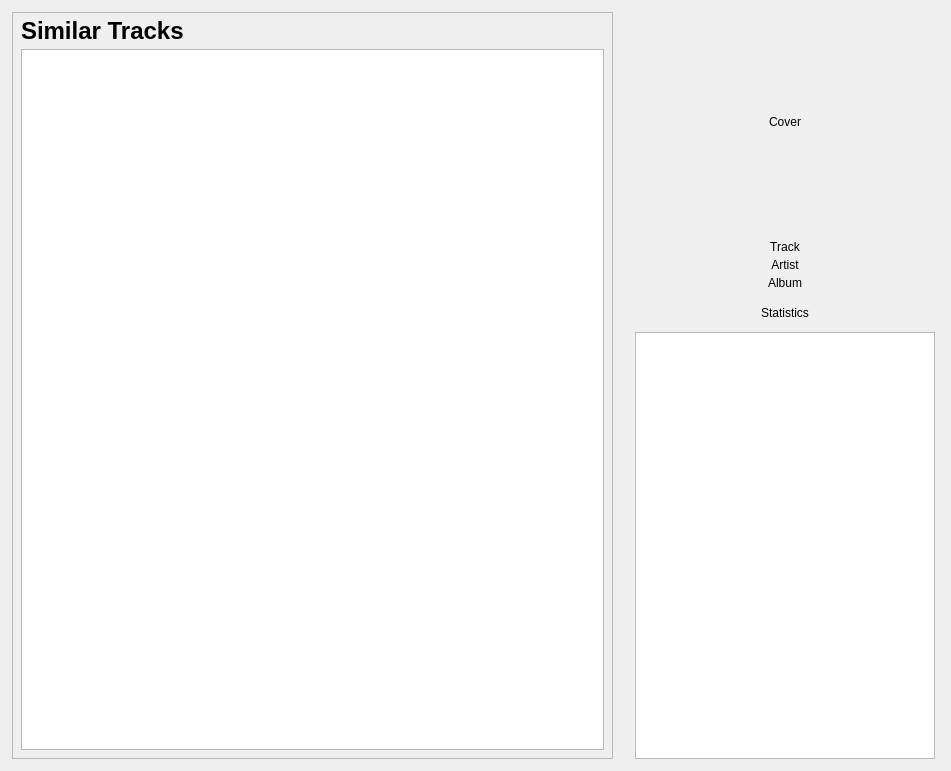
Above: src/libtomahawk/widgets/infowidgets/TrackInfoWidget.ui from tomahawk-player/tomahawk before the change. Below: the same form after it.
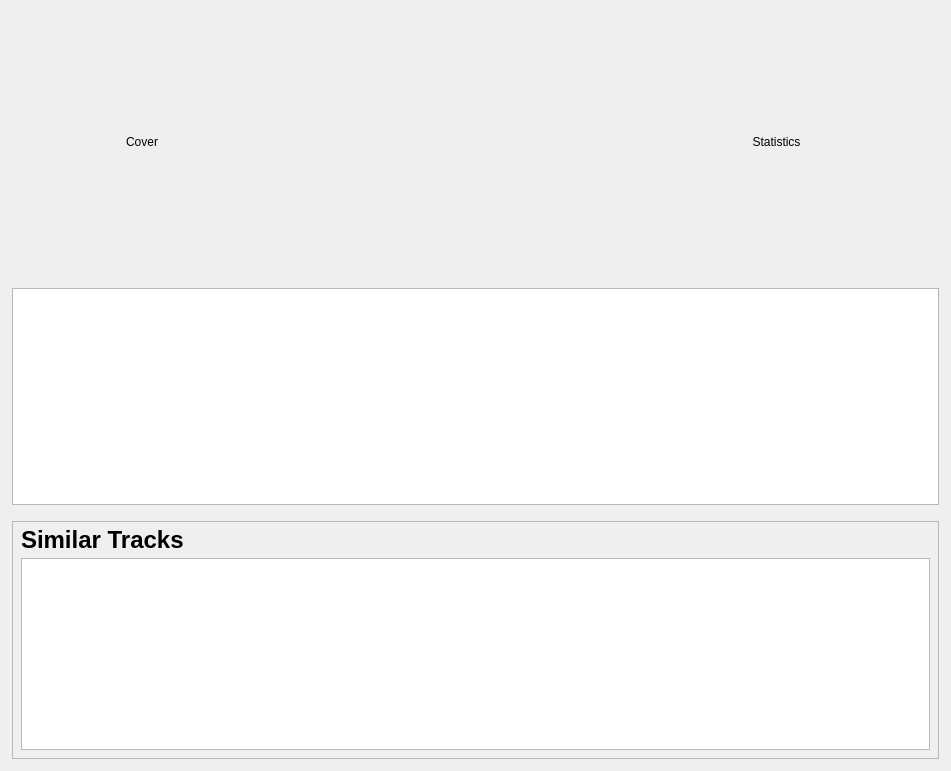
That is the form after the change. Custom widgets are drawn as their Qt base class.

Commit message: * New Track page layout.

Patch:
```diff
--- a/src/libtomahawk/widgets/infowidgets/TrackInfoWidget.ui
+++ b/src/libtomahawk/widgets/infowidgets/TrackInfoWidget.ui
@@ -13,38 +13,99 @@
   <property name="windowTitle">
    <string>Form</string>
   </property>
-  <layout class="QVBoxLayout" name="verticalLayout_4">
+  <layout class="QVBoxLayout" name="verticalLayout">
+   <property name="spacing">
+    <number>16</number>
+   </property>
    <property name="margin">
-    <number>0</number>
+    <number>12</number>
    </property>
    <item>
-    <layout class="QHBoxLayout" name="horizontalLayout_3">
-     <property name="leftMargin">
-      <number>12</number>
+    <layout class="QHBoxLayout" name="horizontalLayout">
+     <property name="spacing">
+      <number>16</number>
      </property>
-     <property name="topMargin">
+     <property name="margin">
       <number>0</number>
      </property>
-     <property name="rightMargin">
-      <number>0</number>
-     </property>
-     <property name="bottomMargin">
-      <number>0</number>
-     </property>
+     <item>
+      <widget class="PlayableCover" name="cover">
+       <property name="sizePolicy">
+        <sizepolicy hsizetype="Fixed" vsizetype="Fixed">
+         <horstretch>0</horstretch>
+         <verstretch>0</verstretch>
+        </sizepolicy>
+       </property>
+       <property name="minimumSize">
+        <size>
+         <width>260</width>
+         <height>260</height>
+        </size>
+       </property>
+       <property name="text">
+        <string>Cover</string>
+       </property>
+       <property name="alignment">
+        <set>Qt::AlignCenter</set>
+       </property>
+      </widget>
+     </item>
      <item>
-      <layout class="QVBoxLayout" name="verticalLayout_3">
-       <property name="leftMargin">
-        <number>0</number>
+      <spacer name="horizontalSpacer">
+       <property name="orientation">
+        <enum>Qt::Horizontal</enum>
        </property>
-       <property name="topMargin">
-        <number>12</number>
+       <property name="sizeHint" stdset="0">
+        <size>
+         <width>40</width>
+         <height>20</height>
+        </size>
        </property>
-       <property name="rightMargin">
-        <number>0</number>
+      </spacer>
+     </item>
+     <item>
+      <widget class="QLabel" name="statsLabel">
+       <property name="sizePolicy">
+        <sizepolicy hsizetype="MinimumExpanding" vsizetype="MinimumExpanding">
+         <horstretch>0</horstretch>
+         <verstretch>0</verstretch>
+        </sizepolicy>
        </property>
-       <property name="bottomMargin">
-        <number>12</number>
+       <property name="maximumSize">
+        <size>
+         <width>16777215</width>
+         <height>260</height>
+        </size>
        </property>
+       <property name="text">
+        <string>Statistics</string>
+       </property>
+       <property name="alignment">
+        <set>Qt::AlignCenter</set>
+       </property>
+      </widget>
+     </item>
+    </layout>
+   </item>
+   <item>
+    <widget class="QTextBrowser" name="lyricsView">
+     <property name="sizePolicy">
+      <sizepolicy hsizetype="Minimum" vsizetype="Expanding">
+       <horstretch>0</horstretch>
+       <verstretch>0</verstretch>
+      </sizepolicy>
+     </property>
+     <property name="minimumSize">
+      <size>
+       <width>300</width>
+       <height>0</height>
+      </size>
+     </property>
+     <property name="openLinks">
+      <bool>false</bool>
+     </property>
+    </widget>
+   </item>
        <item>
         <widget class="QFrame" name="frame">
          <property name="minimumSize">
@@ -107,212 +168,6 @@
         </widget>
        </item>
       </layout>
-     </item>
-     <item>
-      <layout class="QVBoxLayout" name="verticalLayout_2">
-       <property name="spacing">
-        <number>4</number>
-       </property>
-       <property name="margin">
-        <number>0</number>
-       </property>
-       <item>
-        <widget class="QWidget" name="rightBar" native="true">
-         <property name="sizePolicy">
-          <sizepolicy hsizetype="Preferred" vsizetype="Minimum">
-           <horstretch>0</horstretch>
-           <verstretch>0</verstretch>
-          </sizepolicy>
-         </property>
-         <property name="minimumSize">
-          <size>
-           <width>300</width>
-           <height>500</height>
-          </size>
-         </property>
-         <layout class="QVBoxLayout" name="verticalLayout_5">
-          <property name="spacing">
-           <number>0</number>
-          </property>
-          <property name="leftMargin">
-           <number>16</number>
-          </property>
-          <property name="topMargin">
-           <number>12</number>
-          </property>
-          <property name="rightMargin">
-           <number>16</number>
-          </property>
-          <property name="bottomMargin">
-           <number>12</number>
-          </property>
-          <item>
-           <widget class="PlayableCover" name="cover">
-            <property name="sizePolicy">
-             <sizepolicy hsizetype="Minimum" vsizetype="Fixed">
-              <horstretch>0</horstretch>
-              <verstretch>0</verstretch>
-             </sizepolicy>
-            </property>
-            <property name="minimumSize">
-             <size>
-              <width>220</width>
-              <height>220</height>
-             </size>
-            </property>
-            <property name="text">
-             <string>Cover</string>
-            </property>
-            <property name="alignment">
-             <set>Qt::AlignCenter</set>
-            </property>
-           </widget>
-          </item>
-          <item>
-           <spacer name="verticalSpacer_4">
-            <property name="orientation">
-             <enum>Qt::Vertical</enum>
-            </property>
-            <property name="sizeType">
-             <enum>QSizePolicy::Fixed</enum>
-            </property>
-            <property name="sizeHint" stdset="0">
-             <size>
-              <width>20</width>
-              <height>8</height>
-             </size>
-            </property>
-           </spacer>
-          </item>
-          <item>
-           <layout class="QVBoxLayout" name="verticalLayout">
-            <property name="spacing">
-             <number>4</number>
-            </property>
-            <property name="margin">
-             <number>0</number>
-            </property>
-            <item>
-             <widget class="QLabel" name="trackLabel">
-              <property name="text">
-               <string>Track</string>
-              </property>
-              <property name="alignment">
-               <set>Qt::AlignCenter</set>
-              </property>
-             </widget>
-            </item>
-            <item>
-             <layout class="QHBoxLayout" name="horizontalLayout">
-              <property name="spacing">
-               <number>4</number>
-              </property>
-              <property name="margin">
-               <number>0</number>
-              </property>
-              <item>
-               <widget class="QueryLabel" name="artistLabel">
-                <property name="text">
-                 <string>Artist</string>
-                </property>
-                <property name="alignment">
-                 <set>Qt::AlignCenter</set>
-                </property>
-               </widget>
-              </item>
-             </layout>
-            </item>
-            <item>
-             <layout class="QHBoxLayout" name="horizontalLayout_2">
-              <property name="spacing">
-               <number>4</number>
-              </property>
-              <property name="margin">
-               <number>0</number>
-              </property>
-              <item>
-               <widget class="QueryLabel" name="albumLabel">
-                <property name="text">
-                 <string>Album</string>
-                </property>
-                <property name="alignment">
-                 <set>Qt::AlignCenter</set>
-                </property>
-               </widget>
-              </item>
-             </layout>
-            </item>
-           </layout>
-          </item>
-          <item>
-           <spacer name="verticalSpacer_2">
-            <property name="orientation">
-             <enum>Qt::Vertical</enum>
-            </property>
-            <property name="sizeType">
-             <enum>QSizePolicy::Fixed</enum>
-            </property>
-            <property name="sizeHint" stdset="0">
-             <size>
-              <width>20</width>
-              <height>16</height>
-             </size>
-            </property>
-           </spacer>
-          </item>
-          <item>
-           <widget class="QLabel" name="statsLabel">
-            <property name="text">
-             <string>Statistics</string>
-            </property>
-            <property name="alignment">
-             <set>Qt::AlignCenter</set>
-            </property>
-           </widget>
-          </item>
-          <item>
-           <spacer name="verticalSpacer">
-            <property name="orientation">
-             <enum>Qt::Vertical</enum>
-            </property>
-            <property name="sizeType">
-             <enum>QSizePolicy::Fixed</enum>
-            </property>
-            <property name="sizeHint" stdset="0">
-             <size>
-              <width>20</width>
-              <height>12</height>
-             </size>
-            </property>
-           </spacer>
-          </item>
-          <item>
-           <widget class="QTextBrowser" name="lyricsView">
-            <property name="sizePolicy">
-             <sizepolicy hsizetype="Minimum" vsizetype="Expanding">
-              <horstretch>0</horstretch>
-              <verstretch>0</verstretch>
-             </sizepolicy>
-            </property>
-            <property name="minimumSize">
-             <size>
-              <width>300</width>
-              <height>0</height>
-             </size>
-            </property>
-            <property name="openLinks">
-             <bool>false</bool>
-            </property>
-           </widget>
-          </item>
-         </layout>
-        </widget>
-       </item>
-      </layout>
-     </item>
-    </layout>
-   </item>
-  </layout>
  </widget>
  <customwidgets>
   <customwidget>
@@ -320,11 +175,6 @@
    <extends>QListView</extends>
    <header location="global">playlist/GridView.h</header>
   </customwidget>
-  <customwidget>
-   <class>QueryLabel</class>
-   <extends>QLabel</extends>
-   <header>widgets/QueryLabel.h</header>
-  </customwidget>
   <customwidget>
    <class>PlayableCover</class>
    <extends>QLabel</extends>
```
Lines whose indentation alone changed are shown as unchanged. The commit also changes 1 other file.
